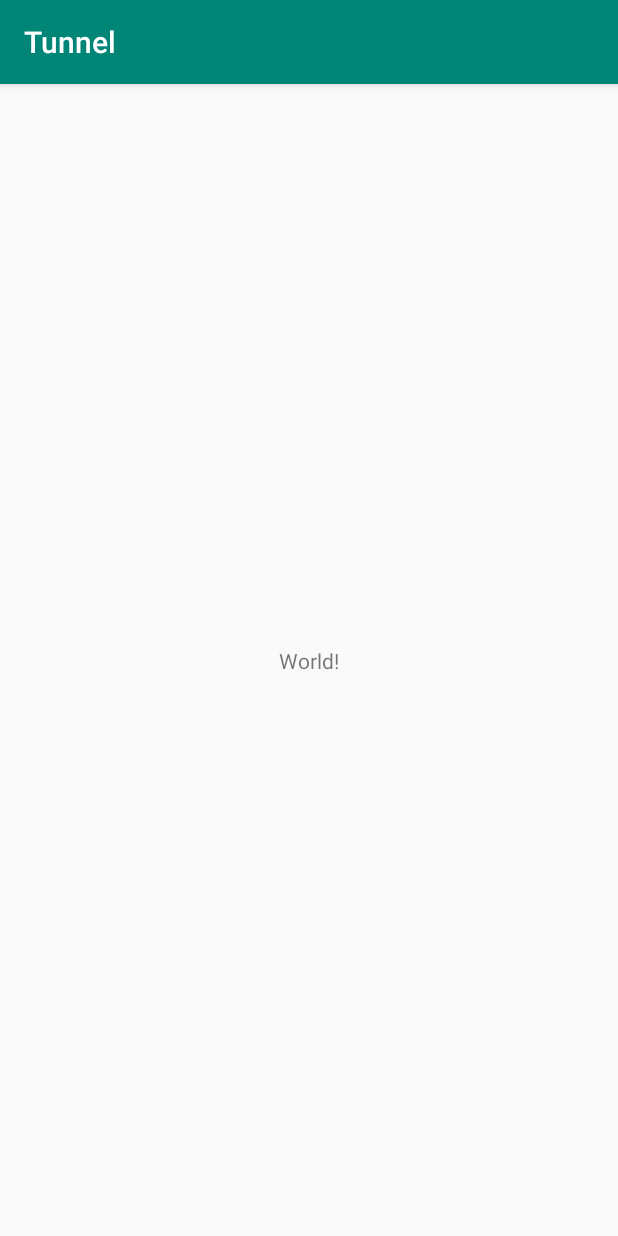
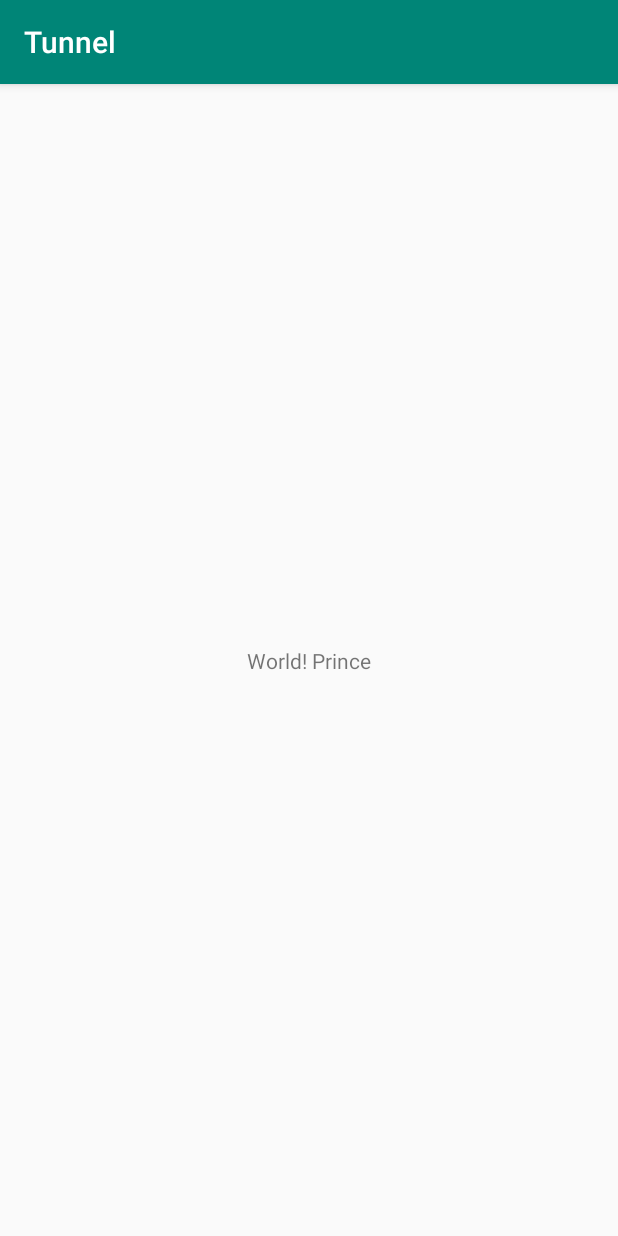
Before and after one commit to paulprince24541/Tunnel, an Android app: the screen it shows after launch (MainActivity), on a phone screen of 412 x 824 dp. Run offline under Robolectric (Android 15) with nearby library versions, the phone set to English and light mode, and no system bars.

Commit message:
Prince!
princy boy......

```diff
--- a/app/src/main/java/com/tunnel/paulprince/divinepaul/tunnel/MainActivity.java
+++ b/app/src/main/java/com/tunnel/paulprince/divinepaul/tunnel/MainActivity.java
@@ -9,5 +9,7 @@ public class MainActivity extends AppCompatActivity {
     protected void onCreate(Bundle savedInstanceState) {
         super.onCreate(savedInstanceState);
         setContentView(R.layout.activity_main);
+
+        int j = 34;
     }
 }
--- a/app/src/main/res/layout/activity_main.xml
+++ b/app/src/main/res/layout/activity_main.xml
@@ -9,7 +9,7 @@
     <TextView
         android:layout_width="wrap_content"
         android:layout_height="wrap_content"
-        android:text="World!"
+        android:text="World! Prince"
         app:layout_constraintBottom_toBottomOf="parent"
         app:layout_constraintLeft_toLeftOf="parent"
         app:layout_constraintRight_toRightOf="parent"
```
